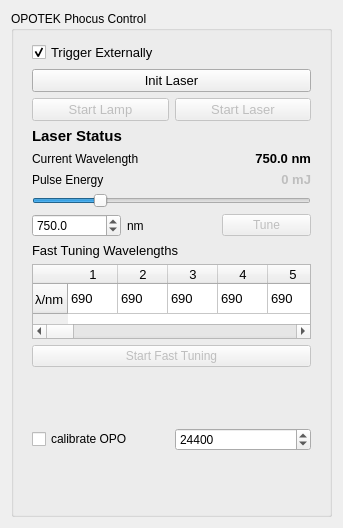
Above: Plugins/org.mitk.gui.qt.lasercontrol/src/internal/QmitkLaserControlControls.ui from MITK/MITK before the change. Below: the same form after it.
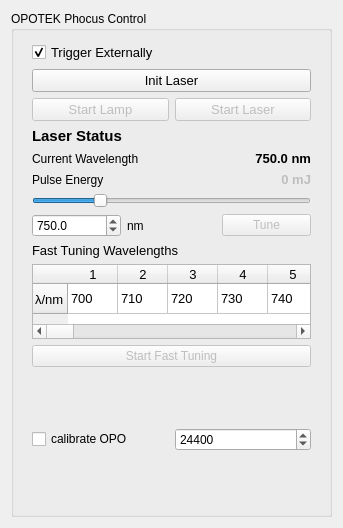
That is the form after the change.

Commit message: recalibrated OPO -Thomas

```diff
--- a/Plugins/org.mitk.gui.qt.lasercontrol/src/internal/QmitkLaserControlControls.ui
+++ b/Plugins/org.mitk.gui.qt.lasercontrol/src/internal/QmitkLaserControlControls.ui
@@ -514,52 +514,52 @@
            </column>
            <item row="0" column="0">
             <property name="text">
-             <string>690</string>
+             <string>700</string>
             </property>
            </item>
            <item row="0" column="1">
             <property name="text">
-             <string>690</string>
+             <string>710</string>
             </property>
            </item>
            <item row="0" column="2">
             <property name="text">
-             <string>690</string>
+             <string>720</string>
             </property>
            </item>
            <item row="0" column="3">
             <property name="text">
-             <string>690</string>
+             <string>730</string>
             </property>
            </item>
            <item row="0" column="4">
             <property name="text">
-             <string>690</string>
+             <string>740</string>
             </property>
            </item>
            <item row="0" column="5">
             <property name="text">
-             <string>800</string>
+             <string>750</string>
             </property>
            </item>
            <item row="0" column="6">
             <property name="text">
-             <string>800</string>
+             <string>760</string>
             </property>
            </item>
            <item row="0" column="7">
             <property name="text">
-             <string>800</string>
+             <string>770</string>
             </property>
            </item>
            <item row="0" column="8">
             <property name="text">
-             <string>800</string>
+             <string>780</string>
             </property>
            </item>
            <item row="0" column="9">
             <property name="text">
-             <string>800</string>
+             <string>790</string>
             </property>
            </item>
            <item row="0" column="10">
@@ -569,72 +569,72 @@
            </item>
            <item row="0" column="11">
             <property name="text">
-             <string>800</string>
+             <string>810</string>
             </property>
            </item>
            <item row="0" column="12">
             <property name="text">
-             <string>800</string>
+             <string>820</string>
             </property>
            </item>
            <item row="0" column="13">
             <property name="text">
-             <string>800</string>
+             <string>830</string>
             </property>
            </item>
            <item row="0" column="14">
             <property name="text">
-             <string>800</string>
+             <string>840</string>
             </property>
            </item>
            <item row="0" column="15">
             <property name="text">
-             <string/>
+             <string>850</string>
             </property>
            </item>
            <item row="0" column="16">
             <property name="text">
-             <string/>
+             <string>860</string>
             </property>
            </item>
            <item row="0" column="17">
             <property name="text">
-             <string/>
+             <string>870</string>
             </property>
            </item>
            <item row="0" column="18">
             <property name="text">
-             <string/>
+             <string>880</string>
             </property>
            </item>
            <item row="0" column="19">
             <property name="text">
-             <string/>
+             <string>890</string>
             </property>
            </item>
            <item row="0" column="20">
             <property name="text">
-             <string/>
+             <string>900</string>
             </property>
            </item>
            <item row="0" column="21">
             <property name="text">
-             <string/>
+             <string>910</string>
             </property>
            </item>
            <item row="0" column="22">
             <property name="text">
-             <string/>
+             <string>920</string>
             </property>
            </item>
            <item row="0" column="23">
             <property name="text">
-             <string/>
+             <string>930</string>
             </property>
            </item>
            <item row="0" column="24">
             <property name="text">
-             <string/>
+             <string>940</string>
             </property>
            </item>
            <item row="0" column="25">
```
The commit also changes 1 other file.
